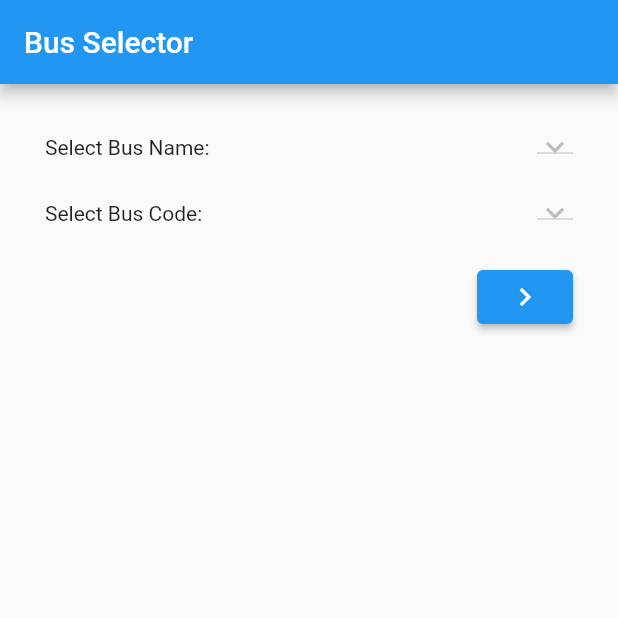
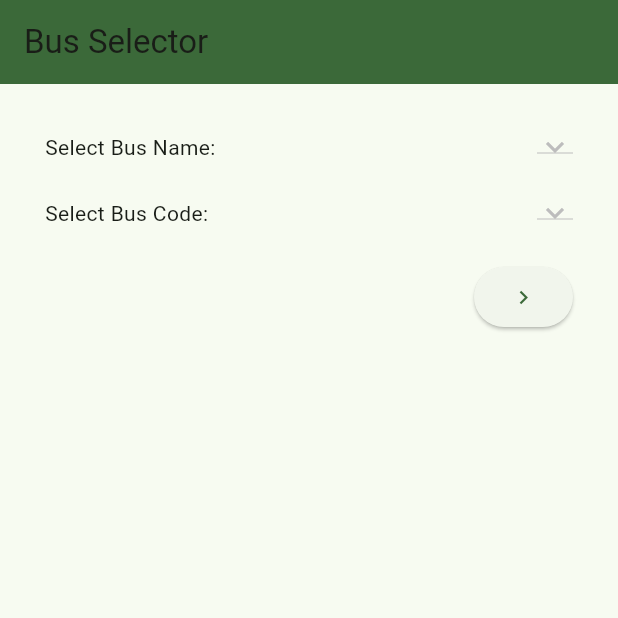
Before and after one commit to ahnaf-1232/DUBTS, a Flutter app: the screen it shows once a user with an empty profile is signed in, on a phone screen of 412 x 824 dp, the top half of it. Run offline on Flutter 3.47's test engine with Material 2 defaults, Android fonts, the phone set to English and light mode, and no system bars; our stand-ins replace cloud_firestore, device_info_plus, firebase_auth, firebase_core, firebase_database, flutter_map and 2 more; missing offline and left inert: background_location; accounts and stored records are empty.

Commit message:
changes in UI

```diff
--- a/lib/main.dart
+++ b/lib/main.dart
@@ -26,6 +26,10 @@ class MyApp extends StatelessWidget {
       // initialData: null,
       initialData: null,
       child: MaterialApp(
+        theme: ThemeData(
+          colorScheme: ColorScheme.fromSeed(seedColor: Colors.green),
+          useMaterial3: true,
+        ),
         initialRoute: '/',
         routes: {
           '/': (context) => Wrapper(),
--- a/lib/pages/Home.dart
+++ b/lib/pages/Home.dart
@@ -1,5 +1,6 @@
 import 'dart:async';
 
+import 'package:dubts/pages/schedule.dart';
 import 'package:firebase_core/firebase_core.dart';
 import 'package:firebase_database/firebase_database.dart';
 import 'package:flutter/material.dart';
@@ -171,11 +172,27 @@ class _HomeState extends State<Home> {
             home: Scaffold(
               appBar: AppBar(
                 title: Text('Home'),
-                backgroundColor: Colors.brown[400],
+                backgroundColor: Theme.of(context).colorScheme.primary,
                 elevation: 0.0,
                 actions: <Widget>[
-                  ElevatedButton(
-                    child: Text('Be a guide!'),
+                  TextButton.icon(
+                    icon: const Icon(
+                      Icons.schedule,
+                      color: Colors.black,),
+                    label: const Text('Schedule', style: TextStyle(color: Colors.black),),
+                    onPressed: () {
+                      Navigator.push(
+                        context,
+                        MaterialPageRoute(builder: (context) => SchedulePage()), // Replace SchedulePage with the actual name of your schedule page widget
+                      );
+                    },
+                  ),
+                  TextButton.icon(
+                    icon: const Icon(
+                      Icons.person,
+                      color: Colors.black,
+                    ),
+                    label: const Text( 'Be a guide!', style: TextStyle(color: Colors.black),),
                     onPressed: () async {
                       dynamic result = await _auth.signInAnon();
                       if (result == null) {
@@ -186,8 +203,11 @@ class _HomeState extends State<Home> {
                       }
                     },
                   ),
+
                 ],
               ),
+
+
               body: FlutterMap(
                 mapController: _mapController,
                 options: MapOptions(
--- a/lib/pages/bus_selector.dart
+++ b/lib/pages/bus_selector.dart
@@ -42,6 +42,8 @@ class _BusSelectorState extends State<BusSelector> {
     return Scaffold(
       appBar: AppBar(
         title: Text('Bus Selector'),
+        backgroundColor: Theme.of(context).colorScheme.primary,
+        elevation: 0.0,
       ),
       body: Center(
         child: Padding(
--- a/lib/screens/authenticate/register.dart
+++ b/lib/screens/authenticate/register.dart
@@ -29,7 +29,7 @@ class _RegisterState extends State<Register> {
     return Scaffold(
       backgroundColor: Colors.brown[100],
       appBar: AppBar(
-        backgroundColor: Colors.brown[400],
+        backgroundColor: Theme.of(context).colorScheme.primary,
         elevation: 0.0,
         title: const Text('Sign Up'),
         actions: <Widget>[
--- a/lib/screens/authenticate/sign_in.dart
+++ b/lib/screens/authenticate/sign_in.dart
@@ -25,7 +25,7 @@ class _SignInState extends State<SignIn> {
     return loading? Loading():Scaffold(
       backgroundColor: Colors.brown[100],
       appBar: AppBar(
-        backgroundColor: Colors.brown[400],
+        backgroundColor: Theme.of(context).colorScheme.primary,
         elevation: 0.0,
         title: const Text('Sign In'),
         actions: <Widget>[
--- a/lib/services/databases.dart
+++ b/lib/services/databases.dart
@@ -1,6 +1,4 @@
 import 'package:cloud_firestore/cloud_firestore.dart';
-
-import '../models/bus.dart';
 
 class DatabaseService{
   static Future<Map<String, List<String>>> fetchBusData() async {
--- a/lib/shared/loading.dart
+++ b/lib/shared/loading.dart
@@ -5,10 +5,10 @@ class Loading extends StatelessWidget {
   @override
   Widget build(BuildContext context) {
     return Container(
-      color: Colors.brown[100],
+      color: Colors.green[100],
       child: const Center(
         child: SpinKitPouringHourGlass(
-          color: Colors.brown,
+          color: Colors.green,
           size: 50.0,
         ),
       ),
```
Also changed, not shown: lib/map.dart (+19 -17 lines), lib/pages/schedule.dart (added, +23 -0 lines), lib/screens/wrapper.dart (+3 -10 lines).
